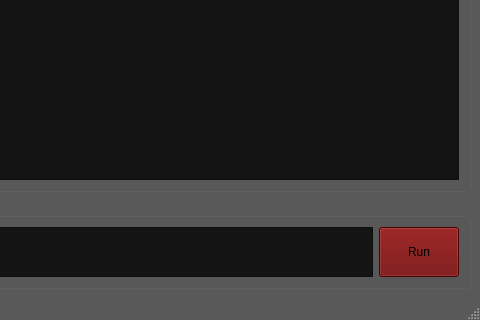
Qt form doomhub.ui (Chaflan/WinDoomHub) before a commit; both pictures show x 524 to 1004 and y 353 to 673 of the 1004 by 673 pixel window.
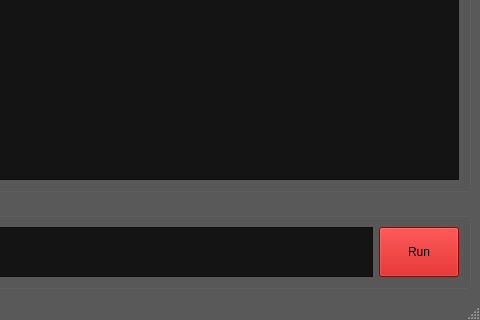
The same form after that commit. Icons and pictures are not drawn.

Patch:
```diff
--- a/doomhub.ui
+++ b/doomhub.ui
@@ -27,7 +27,7 @@
 }
 
 QListWidget {
-    color: rgb(107, 0, 0);
+   color: rgb(200, 0, 0);
     background-color: rgb(20, 20, 20);
     selection-background-color: gray;
 }
@@ -44,12 +44,12 @@
 }
 
 QPlainTextEdit {
-    color: rgb(107, 0, 0);
+    color: rgb(200, 0, 0);
     background-color: rgb(20, 20, 20);
 }
 
 QPushButton {
-    background-color: rgb(107, 0, 0);
+    background-color: rgb(200, 0, 0);
 }</string>
   </property>
   <widget class="QWidget" name="centralwidget">
```
